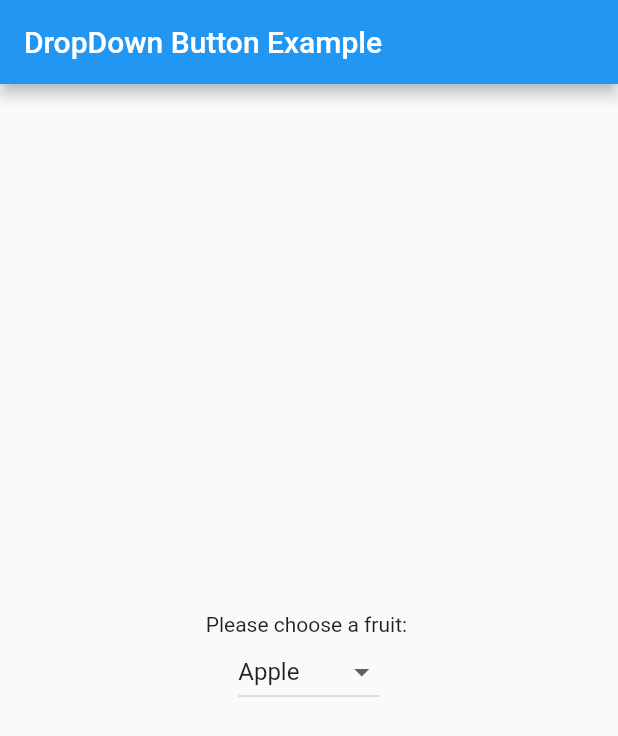
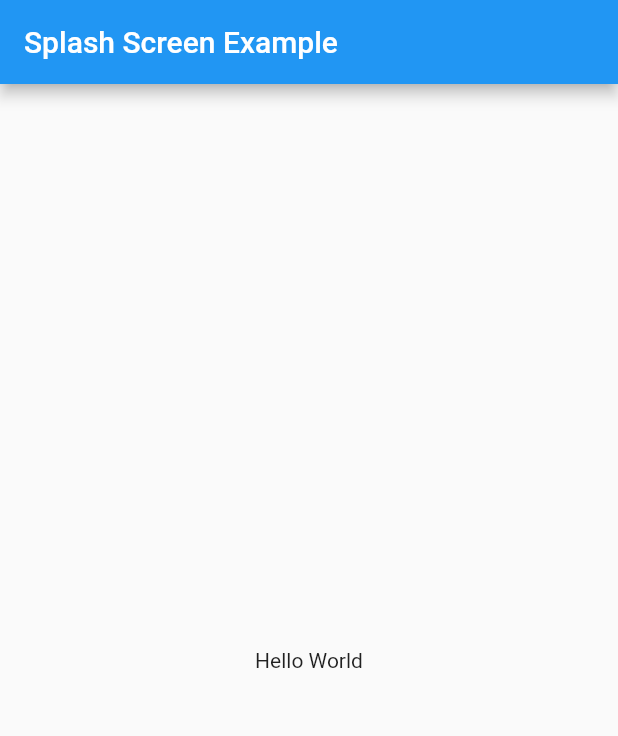
Before and after one commit to rizwanmeo7862/BMI_calculator, a Flutter app: the screen it shows after launch, on a phone screen of 412 x 824 dp. Shown: the top 736 px of the screen. Run offline on Flutter 3.47's test engine with Material 2 defaults, Android fonts, the phone set to English and light mode, and no system bars.

Commit message:
enabling_splash_screen

```diff
--- a/lib/main.dart
+++ b/lib/main.dart
@@ -2,62 +2,18 @@ import 'package:flutter/material.dart';
 
 void main() => runApp(MyApp());
 
-class MyApp extends StatefulWidget {
-  @override
-  State<StatefulWidget> createState() {
-    return MyAppState();
-  }
-}
-
-class MyAppState extends State<MyApp> {
-  List _fruits = ["Apple", "Banana", "Pineapple", "Mango", "Grapes"];
-
-  List<DropdownMenuItem<String>> _dropDownMenuItems;
-  String _selectedFruit;
-
-  @override
-  void initState() {
-    _dropDownMenuItems = buildAndGetDropDownMenuItems(_fruits);
-    _selectedFruit = _dropDownMenuItems[0].value;
-    super.initState();
-  }
-
-  List<DropdownMenuItem<String>> buildAndGetDropDownMenuItems(List fruits) {
-    List<DropdownMenuItem<String>> items = List();
-    for (String fruit in fruits) {
-      items.add(DropdownMenuItem(value: fruit, child: Text(fruit)));
-    }
-    return items;
-  }
-
-  void changedDropDownItem(String selectedFruit) {
-    setState(() {
-      _selectedFruit = selectedFruit;
-    });
-  }
-
+class MyApp extends StatelessWidget {
+  // This widget is the root of your application.
   @override
   Widget build(BuildContext context) {
     return MaterialApp(
-      debugShowCheckedModeBanner: false,
+      title: 'Flutter Demo',
       home: Scaffold(
         appBar: AppBar(
-          title: Text("DropDown Button Example"),
+          title: Text("Splash Screen Example"),
         ),
-        body: Container(
-          child: Center(
-              child: Column(
-            crossAxisAlignment: CrossAxisAlignment.center,
-            mainAxisAlignment: MainAxisAlignment.center,
-            children: <Widget>[
-              Text("Please choose a fruit: "),
-              DropdownButton(
-                value: _selectedFruit,
-                items: _dropDownMenuItems,
-                onChanged: changedDropDownItem,
-              )
-            ],
-          )),
+        body: Center(
+          child: Text("Hello World"),
         ),
       ),
     );
--- a/pubspec.yaml
+++ b/pubspec.yaml
@@ -1,5 +1,5 @@
-name: dropdown_button
-description: Implementation of DropdownButton
+name: enabling_splash_screen
+description: Splash screen in a flutter project
 
 dependencies:
   flutter:
```
